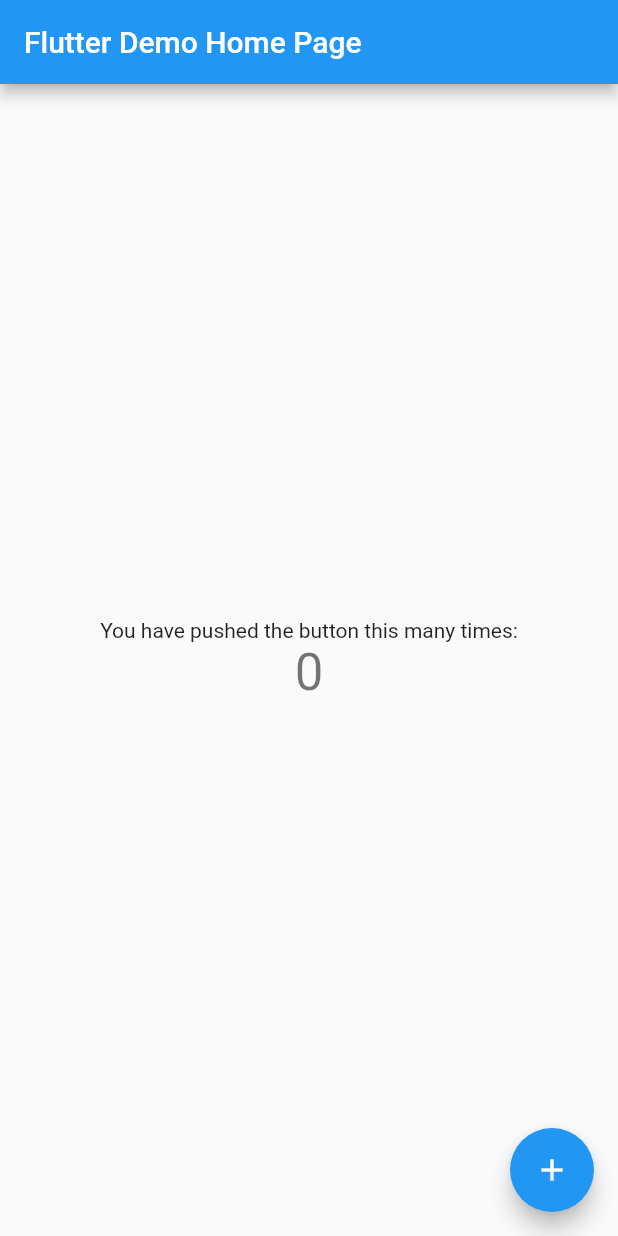
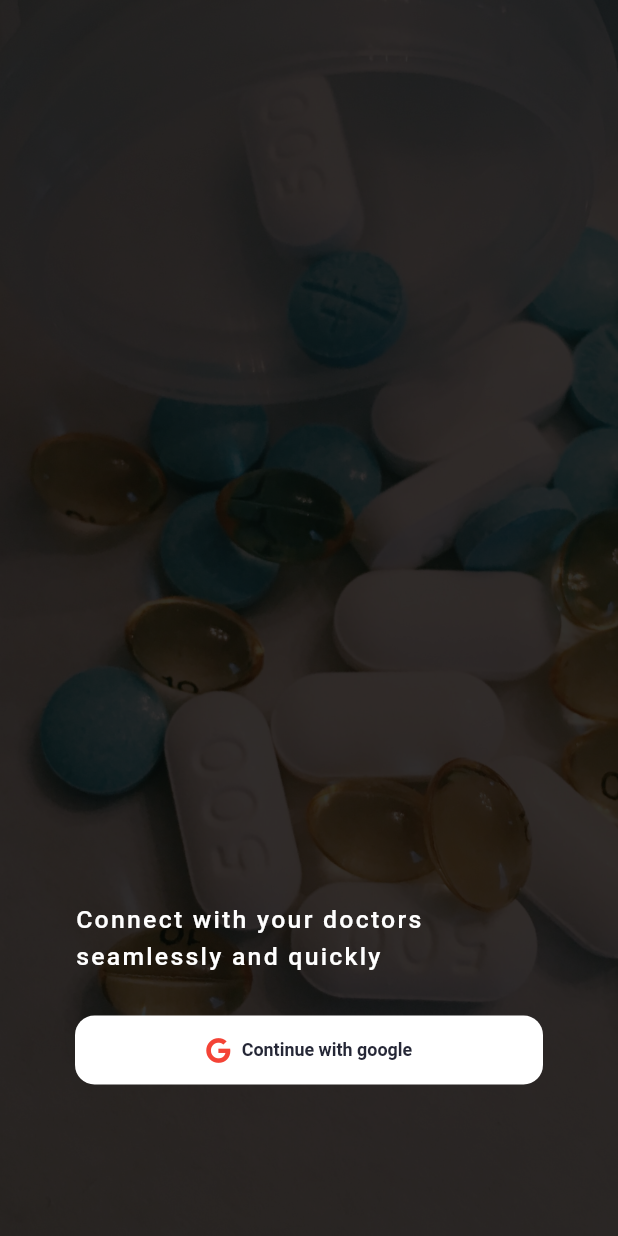
Before and after one commit to GENESDEMON/Telecare, a Flutter app: the screen it shows after launch, on a phone screen of 412 x 824 dp. Run offline on Flutter 3.47's test engine with Material 2 defaults, Android fonts, the phone set to English and light mode, and no system bars; our stand-ins replace font_awesome_flutter, google_fonts; missing offline and left inert: dart:ffi.

Commit message:
auth screens added

```diff
--- a/lib/main.dart
+++ b/lib/main.dart
@@ -1,4 +1,8 @@
+import 'dart:io';
 import 'package:flutter/material.dart';
+import 'package:flutter/services.dart';
+import 'package:telecare/routes.dart';
+import 'package:telecare/views/auth/splash.dart';
 
 void main() {
   runApp(MyApp());
@@ -8,106 +12,26 @@ class MyApp extends StatelessWidget {
   // This widget is the root of your application.
   @override
   Widget build(BuildContext context) {
+    SystemChrome.setSystemUIOverlayStyle(SystemUiOverlayStyle(
+      statusBarColor: Colors.transparent,
+      statusBarIconBrightness: Brightness.dark,
+      statusBarBrightness:
+          Platform.isAndroid ? Brightness.dark : Brightness.light,
+      systemNavigationBarColor: Colors.white,
+      systemNavigationBarDividerColor: Colors.grey,
+      systemNavigationBarIconBrightness: Brightness.dark,
+    ));
     return MaterialApp(
-      title: 'Flutter Demo',
+      title: 'Telecare Application',
+      initialRoute: '/',
       theme: ThemeData(
-        // This is the theme of your application.
-        //
-        // Try running your application with "flutter run". You'll see the
-        // application has a blue toolbar. Then, without quitting the app, try
-        // changing the primarySwatch below to Colors.green and then invoke
-        // "hot reload" (press "r" in the console where you ran "flutter run",
-        // or simply save your changes to "hot reload" in a Flutter IDE).
-        // Notice that the counter didn't reset back to zero; the application
-        // is not restarted.
         primarySwatch: Colors.blue,
+        platform: TargetPlatform.iOS,
+        colorScheme: ColorScheme.light(primary: const Color(0xff252736)),
       ),
-      home: MyHomePage(title: 'Flutter Demo Home Page'),
+      home: SplashScreen(),
+      routes: routes,
+      debugShowCheckedModeBanner: false,
     );
   }
 }
-
-class MyHomePage extends StatefulWidget {
-  MyHomePage({Key key, this.title}) : super(key: key);
-
-  // This widget is the home page of your application. It is stateful, meaning
-  // that it has a State object (defined below) that contains fields that affect
-  // how it looks.
-
-  // This class is the configuration for the state. It holds the values (in this
-  // case the title) provided by the parent (in this case the App widget) and
-  // used by the build method of the State. Fields in a Widget subclass are
-  // always marked "final".
-
-  final String title;
-
-  @override
-  _MyHomePageState createState() => _MyHomePageState();
-}
-
-class _MyHomePageState extends State<MyHomePage> {
-  int _counter = 0;
-
-  void _incrementCounter() {
-    setState(() {
-      // This call to setState tells the Flutter framework that something has
-      // changed in this State, which causes it to rerun the build method below
-      // so that the display can reflect the updated values. If we changed
-      // _counter without calling setState(), then the build method would not be
-      // called again, and so nothing would appear to happen.
-      _counter++;
-    });
-  }
-
-  @override
-  Widget build(BuildContext context) {
-    // This method is rerun every time setState is called, for instance as done
-    // by the _incrementCounter method above.
-    //
-    // The Flutter framework has been optimized to make rerunning build methods
-    // fast, so that you can just rebuild anything that needs updating rather
-    // than having to individually change instances of widgets.
-    return Scaffold(
-      appBar: AppBar(
-        // Here we take the value from the MyHomePage object that was created by
-        // the App.build method, and use it to set our appbar title.
-        title: Text(widget.title),
-      ),
-      body: Center(
-        // Center is a layout widget. It takes a single child and positions it
-        // in the middle of the parent.
-        child: Column(
-          // Column is also a layout widget. It takes a list of children and
-          // arranges them vertically. By default, it sizes itself to fit its
-          // children horizontally, and tries to be as tall as its parent.
-          //
-          // Invoke "debug painting" (press "p" in the console, choose the
-          // "Toggle Debug Paint" action from the Flutter Inspector in Android
-          // Studio, or the "Toggle Debug Paint" command in Visual Studio Code)
-          // to see the wireframe for each widget.
-          //
-          // Column has various properties to control how it sizes itself and
-          // how it positions its children. Here we use mainAxisAlignment to
-          // center the children vertically; the main axis here is the vertical
-          // axis because Columns are vertical (the cross axis would be
-          // horizontal).
-          mainAxisAlignment: MainAxisAlignment.center,
-          children: <Widget>[
-            Text(
-              'You have pushed the button this many times:',
-            ),
-            Text(
-              '$_counter',
-              style: Theme.of(context).textTheme.headline4,
-            ),
-          ],
-        ),
-      ),
-      floatingActionButton: FloatingActionButton(
-        onPressed: _incrementCounter,
-        tooltip: 'Increment',
-        child: Icon(Icons.add),
-      ), // This trailing comma makes auto-formatting nicer for build methods.
-    );
-  }
-}
--- /dev/null
+++ b/lib/routes.dart
@@ -0,0 +1,18 @@
+import 'package:flutter/material.dart';
+import 'package:telecare/views/auth/sign.dart';
+import 'package:telecare/views/auth/splash.dart';
+import 'package:telecare/views/tabs/bookings.dart';
+import 'package:telecare/views/tabs/dashboard.dart';
+import 'package:telecare/views/tabs/doctors.dart';
+import 'package:telecare/views/tabs/prescriptions.dart';
+import 'package:telecare/views/tabs/you.dart';
+
+var routes = <String, WidgetBuilder>{
+  '/splash': (BuildContext context) => new SplashScreen(),
+  '/signin': (BuildContext context) => new SignIn(),
+  '/dashboard': (BuildContext context) => new Dashboard(),
+  '/bookings': (BuildContext context) => new Bookings(),
+  '/doctors': (BuildContext context) => new Doctor(),
+  '/prescriptions': (BuildContext context) => new Prescriptions(),
+  '/you': (BuildContext context) => new You(),
+};
--- /dev/null
+++ b/lib/size_config.dart
@@ -0,0 +1,30 @@
+import 'package:flutter/material.dart';
+
+class SizeConfig {
+  static MediaQueryData _mediaQueryData;
+  static double screenWidth;
+  static double screenHeight;
+  static double defaultSize;
+  static Orientation orientation;
+
+  void init(BuildContext context) {
+    _mediaQueryData = MediaQuery.of(context);
+    screenWidth = _mediaQueryData.size.width;
+    screenHeight = _mediaQueryData.size.height;
+    orientation = _mediaQueryData.orientation;
+  }
+}
+
+// Get the proportionate height as per screen size
+double getScreenHeight(double inputHeight) {
+  double screenHeight = SizeConfig.screenHeight;
+  return (inputHeight / 896.0) * screenHeight;
+  //896 is the height used in the UI
+}
+
+// Get the proportionate height as per screen size
+double getScreenWidth(double inputWidth) {
+  double screenWidth = SizeConfig.screenWidth;
+  return (inputWidth / 414.0) * screenWidth;
+  //414 is the width used in the UI
+}
--- /dev/null
+++ b/lib/utils/colours.dart
@@ -0,0 +1,5 @@
+import 'package:flutter/material.dart';
+
+const CBLACK = Color(0xff000000);
+const CWHITE = Color(0xffffffff);
+const CMAIN = Color(0xff252736);
--- /dev/null
+++ b/lib/views/auth/sign.dart
@@ -0,0 +1,84 @@
+import 'dart:ffi';
+
+import 'package:flutter/material.dart';
+import 'package:font_awesome_flutter/font_awesome_flutter.dart';
+import 'package:google_fonts/google_fonts.dart';
+import 'package:telecare/size_config.dart';
+import 'package:telecare/utils/colours.dart';
+
+class SignIn extends StatelessWidget {
+  @override
+  Widget build(BuildContext context) {
+    SizeConfig().init(context);
+    return Scaffold(
+      body: new Stack(
+        children: <Widget>[
+          new Container(
+            decoration: new BoxDecoration(
+              image: new DecorationImage(
+                image: new AssetImage("assets/images/bg.jpg"),
+                fit: BoxFit.cover,
+              ),
+            ),
+          ),
+          Container(
+            width: double.infinity,
+            color: CBLACK.withOpacity(0.8),
+            child: Padding(
+              padding: const EdgeInsets.only(
+                  top: 100, bottom: 100, left: 50, right: 50),
+              child: Column(
+                crossAxisAlignment: CrossAxisAlignment.start,
+                mainAxisAlignment: MainAxisAlignment.end,
+                children: [
+                  Text(
+                    "Connect with your doctors \nseamlessly and quickly",
+                    style: GoogleFonts.roboto(
+                      color: CWHITE,
+                      fontWeight: FontWeight.w500,
+                      fontSize: getScreenHeight(18),
+                      letterSpacing: 1.5,
+                      height: 1.5,
+                    ),
+                  ),
+                  SizedBox(
+                    height: getScreenHeight(30),
+                  ),
+                  FlatButton(
+                    color: CWHITE,
+                    height: getScreenHeight(50),
+                    minWidth: double.infinity,
+                    shape: RoundedRectangleBorder(
+                      borderRadius: BorderRadius.circular(13),
+                    ),
+                    onPressed: () {},
+                    child: Row(
+                      crossAxisAlignment: CrossAxisAlignment.center,
+                      mainAxisAlignment: MainAxisAlignment.center,
+                      children: [
+                        Icon(
+                          FontAwesomeIcons.google,
+                          size: 17, //Icon Size
+                          color: Colors.red, //Color Of Icon
+                        ),
+                        SizedBox(width: getScreenWidth(7)),
+                        Text(
+                          "Continue with google",
+                          style: GoogleFonts.roboto(
+                            color: CMAIN,
+                            fontWeight: FontWeight.w700,
+                            fontSize: getScreenHeight(13),
+                          ),
+                        ),
+                      ],
+                    ),
+                  ),
+                ],
+              ),
+            ),
+          )
+        ],
+      ),
+    );
+  }
+}
```
Also changed, not shown: lib/views/auth/splash.dart (added, +35 -0 lines), lib/views/tabs/bookings.dart (added, +8 -0 lines), lib/views/tabs/dashboard.dart (added, +8 -0 lines), lib/views/tabs/doctors.dart (added, +8 -0 lines), lib/views/tabs/prescriptions.dart (added, +8 -0 lines), lib/views/tabs/you.dart (added, +8 -0 lines), pubspec.yaml (+4 -3 lines), assets/images/bg.jpg (added), lib/components/button.dart (added), lib/models/doctor.dart (added), pubspec.lock, 3 other files.
